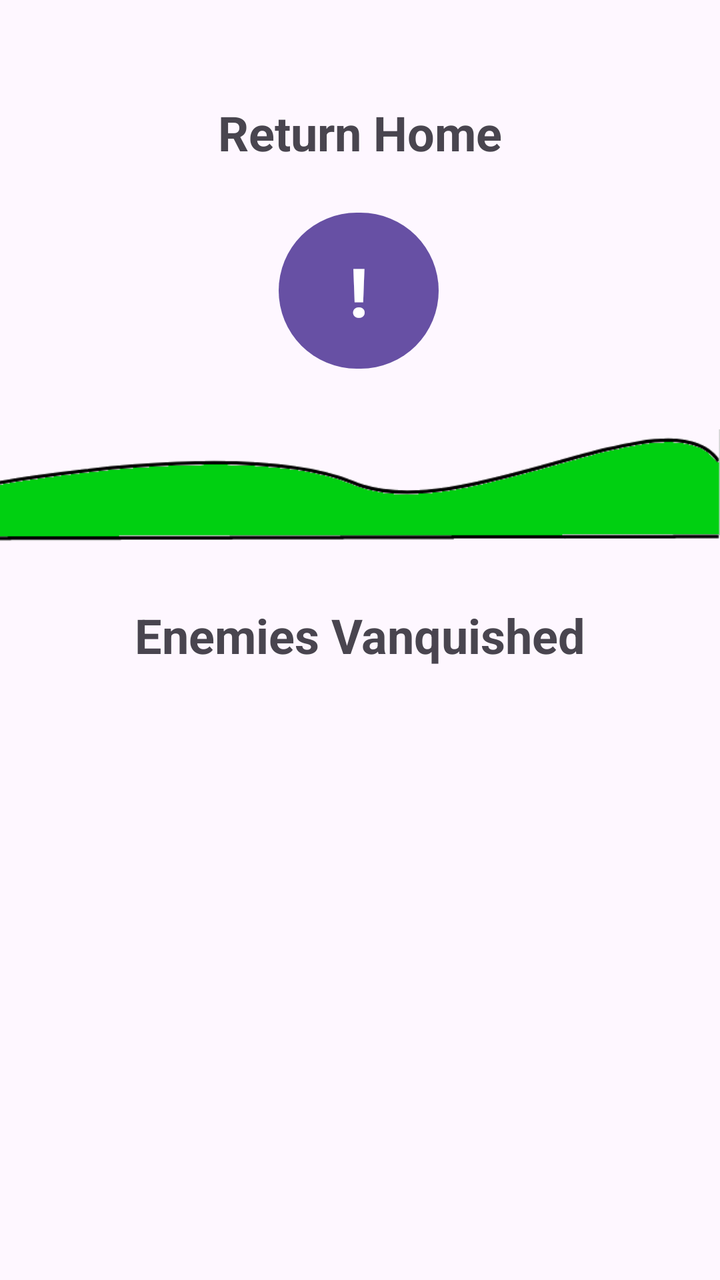
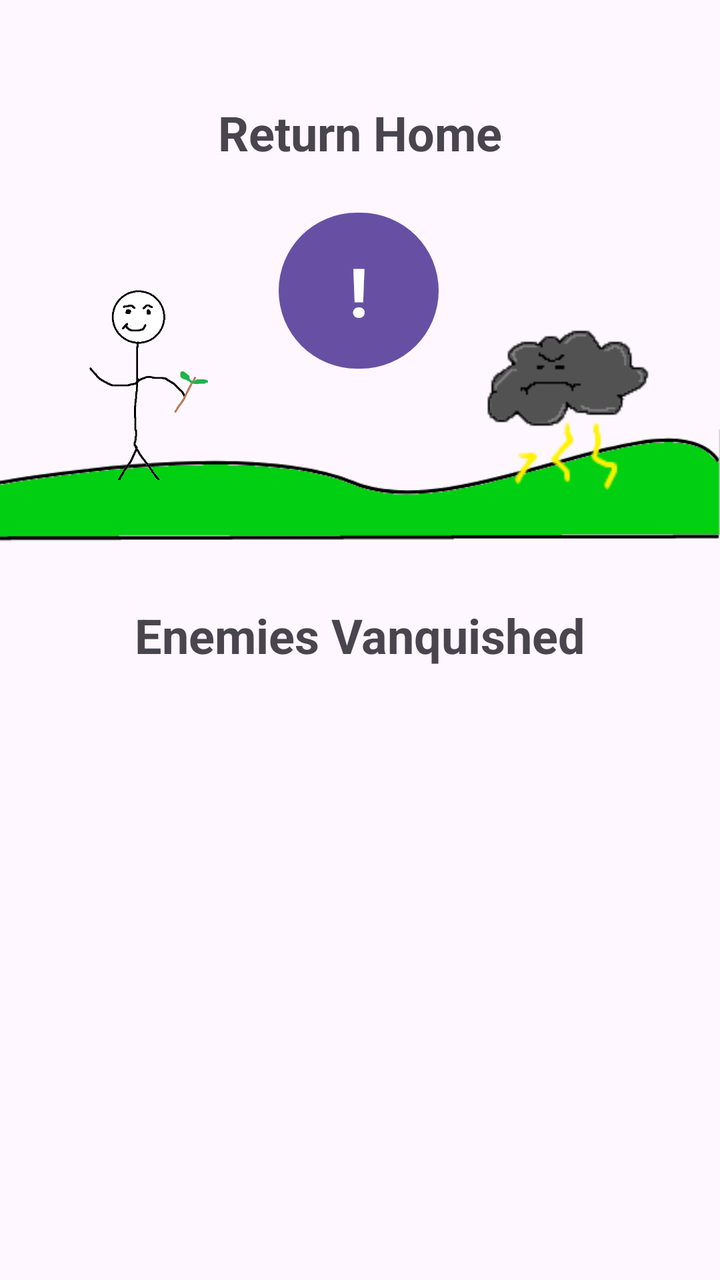

An Android layout rendered at two revisions. The XML below is the earlier revision; the diff shows what the commit changed to produce the second picture.
<!-- AndroidManifest.xml: application theme Theme.QuestLife -->
<!-- res/layout/activity_history.xml -->
<?xml version="1.0" encoding="utf-8"?>
<androidx.constraintlayout.widget.ConstraintLayout xmlns:android="http://schemas.android.com/apk/res/android"
    xmlns:app="http://schemas.android.com/apk/res-auto"
    xmlns:tools="http://schemas.android.com/tools"
    android:id="@+id/main"
    android:layout_width="match_parent"
    android:layout_height="match_parent"
    tools:context=".HistoryActivity">

    <Button
        android:id="@+id/returnButton"
        android:layout_width="80dp"
        android:layout_height="86dp"
        android:layout_marginTop="20dp"
        android:text="!"
        android:textAlignment="center"
        android:textSize="34sp"
        android:textStyle="bold"
        app:layout_constraintEnd_toEndOf="parent"
        app:layout_constraintHorizontal_bias="0.498"
        app:layout_constraintStart_toStartOf="parent"
        app:layout_constraintTop_toBottomOf="@+id/ReturnText" />

    <ImageView
        android:id="@+id/imageView2"
        android:layout_width="wrap_content"
        android:layout_height="wrap_content"
        app:layout_constraintStart_toStartOf="parent"
        app:layout_constraintTop_toBottomOf="@+id/returnButton"
        app:srcCompat="@drawable/landscape" />

    <TextView
        android:id="@+id/ReturnText"
        android:layout_width="wrap_content"
        android:layout_height="wrap_content"
        android:layout_marginTop="50dp"
        android:text="Return Home"
        android:textAlignment="textStart"
        android:textSize="24sp"
        android:textStyle="bold"
        app:layout_constraintEnd_toEndOf="parent"
        app:layout_constraintStart_toStartOf="parent"
        app:layout_constraintTop_toTopOf="parent" />

    <TextView
        android:id="@+id/title"
        android:layout_width="wrap_content"
        android:layout_height="wrap_content"
        android:text="Enemies Vanquished"
        android:textAlignment="textStart"
        android:textSize="24sp"
        android:textStyle="bold"
        app:layout_constraintEnd_toEndOf="parent"
        app:layout_constraintStart_toStartOf="parent"
        app:layout_constraintTop_toBottomOf="@+id/imageView2" />

    <ScrollView
        android:layout_width="414dp"
        android:layout_height="457dp"
        android:layout_marginTop="10dp"
        app:layout_constraintBottom_toBottomOf="parent"
        app:layout_constraintEnd_toEndOf="parent"
        app:layout_constraintHorizontal_bias="1.0"
        app:layout_constraintStart_toStartOf="parent"
        app:layout_constraintTop_toTopOf="parent"
        app:layout_constraintVertical_bias="0.994">

        <LinearLayout
            android:id="@+id/enemyContainer"
            android:layout_width="match_parent"
            android:layout_height="wrap_content"
            android:orientation="vertical" />
    </ScrollView>

</androidx.constraintlayout.widget.ConstraintLayout>
<!-- resources referenced by this layout -->
<resources>
  <!-- drawable landscape: png bitmap (drawable, 6272 bytes) -->
  <style name="Theme.QuestLife" parent="Base.Theme.QuestLife" />
  <style name="Base.Theme.QuestLife" parent="Theme.Material3.DayNight.NoActionBar">
          
          
      </style>
</resources>

<!-- the commit's change to res/layout/activity_history.xml (unified diff, before → after) -->
@@ -28,6 +28,26 @@
         app:layout_constraintStart_toStartOf="parent"
         app:layout_constraintTop_toBottomOf="@+id/returnButton"
         app:srcCompat="@drawable/landscape" />
+
+    <ImageView
+        android:id="@+id/imageView3"
+        android:layout_width="120dp"
+        android:layout_height="100dp"
+        android:layout_marginStart="16dp"
+        android:layout_marginTop="140dp"
+        app:layout_constraintStart_toStartOf="parent"
+        app:layout_constraintTop_toTopOf="parent"
+        app:srcCompat="@drawable/player" />
+
+    <ImageView
+        android:id="@+id/enemyImageView"
+        android:layout_width="121dp"
+        android:layout_height="111dp"
+        android:layout_marginTop="140dp"
+        android:layout_marginEnd="16dp"
+        app:layout_constraintEnd_toEndOf="parent"
+        app:layout_constraintTop_toTopOf="parent"
+        app:srcCompat="@drawable/cloudman" />
 
     <TextView
         android:id="@+id/ReturnText"
<!-- resource entries referenced after the edit -->
@@ -1,6 +1,8 @@
 <!-- resources referenced by this layout -->
 <resources>
+  <!-- drawable cloudman: png bitmap (drawable, 4791 bytes) -->
   <!-- drawable landscape: png bitmap (drawable, 6272 bytes) -->
+  <!-- drawable player: png bitmap (drawable, 15152 bytes) -->
   <style name="Theme.QuestLife" parent="Base.Theme.QuestLife" />
   <style name="Base.Theme.QuestLife" parent="Theme.Material3.DayNight.NoActionBar">
           
